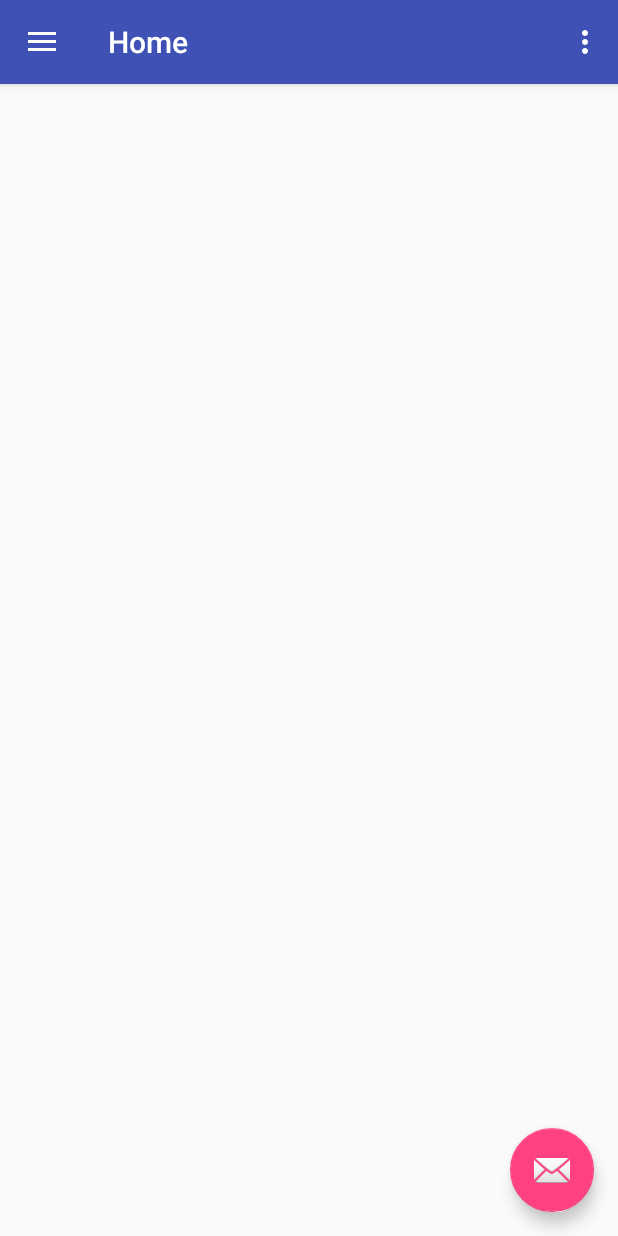
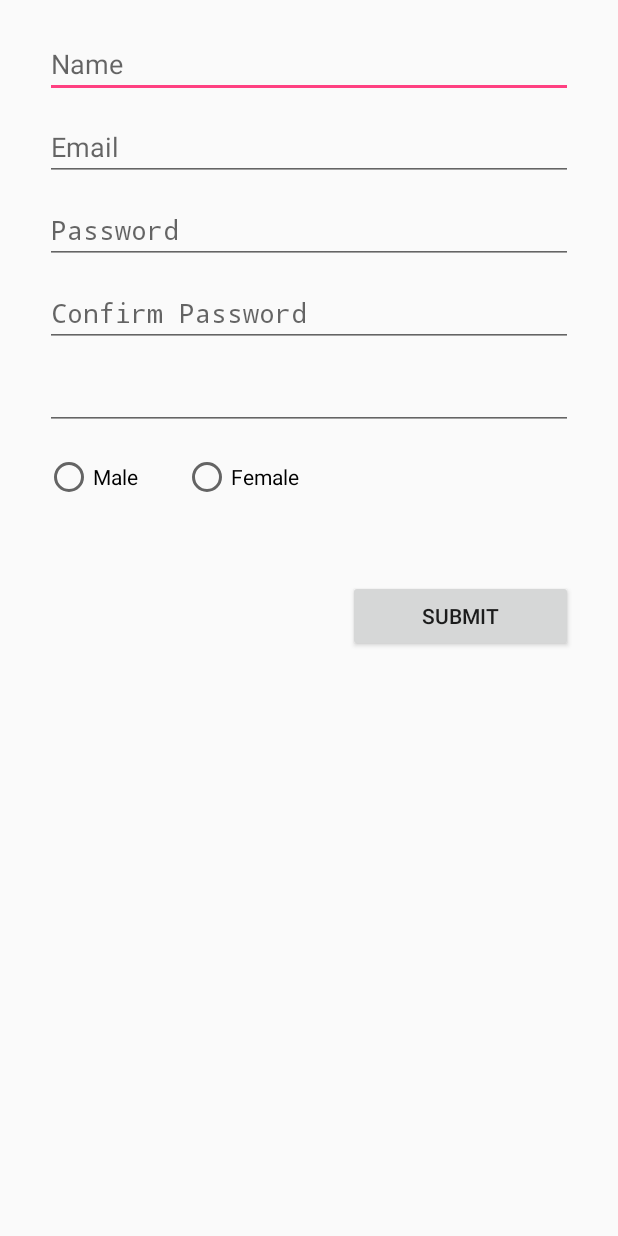
Before and after one commit to duseche3/SportsSocialApp, an Android app: the screen it shows after launch (MainActivity before the commit, UserRegistration after it), on a phone screen of 412 x 824 dp. Run offline under Robolectric (Android 15) with nearby library versions, the phone set to English and light mode, and no system bars.

Commit message:
Changed user registration from fragment to activity and added hints to the text fields

```diff
--- a/app/src/main/AndroidManifest.xml
+++ b/app/src/main/AndroidManifest.xml
@@ -22,6 +22,9 @@
                 <category android:name="android.intent.category.LAUNCHER" />
             </intent-filter>
         </activity>
+        <activity android:name=".UserRegistration">
+
+        </activity>
     </application>
 
 </manifest>
--- a/app/src/main/java/com/example/sportssocialapp/MainActivity.java
+++ b/app/src/main/java/com/example/sportssocialapp/MainActivity.java
@@ -1,5 +1,6 @@
 package com.example.sportssocialapp;
 
+import android.content.Intent;
 import android.os.Bundle;
 import android.support.design.widget.FloatingActionButton;
 import android.support.design.widget.Snackbar;
@@ -40,6 +41,10 @@ public class MainActivity extends AppCompatActivity
 
         NavigationView navigationView = (NavigationView) findViewById(R.id.nav_view);
         navigationView.setNavigationItemSelectedListener(this);
+
+        Intent myIntent = new Intent(this, UserRegistration.class);
+
+        startActivity(myIntent);
     }
 
     @Override
--- a/app/src/main/java/com/example/sportssocialapp/UserRegistration.java
+++ b/app/src/main/java/com/example/sportssocialapp/UserRegistration.java
@@ -1,44 +1,34 @@
 package com.example.sportssocialapp;
 
-import android.content.Context;
-import android.net.Uri;
+import android.app.Activity;
 import android.os.Bundle;
-import android.support.v4.app.Fragment;
-import android.view.LayoutInflater;
+import android.util.Log;
 import android.view.View;
-import android.view.ViewGroup;
+import android.widget.EditText;
 
-public class UserRegistration extends Fragment {
+public class UserRegistration extends Activity {
+
+    EditText dobText;
+
 
     public UserRegistration() {
         // Required empty public constructor
     }
 
-    public static UserRegistration newInstance(String param1, String param2) {
-        UserRegistration fragment = new UserRegistration();
-        //Bundle args = new Bundle();
-
-        //fragment.setArguments(args);
-        return fragment;
-    }
-
     @Override
     public void onCreate(Bundle savedInstanceState) {
         super.onCreate(savedInstanceState);
+        setContentView(R.layout.user_registration);
 
+        dobText = (EditText) findViewById(R.id.userDob);
+        dobText.setOnClickListener(new View.OnClickListener() {
+            @Override
+            public void onClick(View v) {
+                Log.i("Test","Worked");
+            }
+        });
     }
 
-    @Override
-    public View onCreateView(LayoutInflater inflater, ViewGroup container,
-                             Bundle savedInstanceState) {
-        // Inflate the layout for this fragment
-        return inflater.inflate(R.layout.fragment_user_registration, container, false);
-    }
 
-    @Override
-    public void onDetach() {
-        super.onDetach();
-
-    }
 
 }
--- a/app/src/main/res/layout/fragment_user_registration.xml
+++ b/app/src/main/res/layout/user_registration.xml
@@ -10,7 +10,6 @@
         android:layout_width="match_parent"
         android:layout_height="wrap_content"
         android:inputType="textPersonName"
-        android:text="Name"
         android:ems="10"
         android:id="@+id/userName"
         android:layout_alignParentTop="true"
@@ -18,7 +17,8 @@
         android:layout_alignParentStart="true"
         android:layout_marginTop="20dp"
         android:layout_marginLeft="30dp"
-        android:layout_marginRight="30dp" />
+        android:layout_marginRight="30dp"
+        android:hint="Name" />
 
     <EditText
         android:layout_width="match_parent"
@@ -26,13 +26,13 @@
         android:inputType="textEmailAddress"
         android:ems="10"
         android:id="@+id/userEmail"
-        android:text="Email"
         android:layout_below="@+id/userName"
         android:layout_alignParentLeft="true"
         android:layout_alignParentStart="true"
         android:layout_marginLeft="30dp"
         android:layout_marginRight="30dp"
-        android:layout_marginTop="10dp" />
+        android:layout_marginTop="10dp"
+        android:hint="Email" />
 
     <EditText
         android:layout_width="match_parent"
@@ -45,7 +45,8 @@
         android:layout_alignParentStart="true"
         android:layout_marginLeft="30dp"
         android:layout_marginRight="30dp"
-        android:layout_marginTop="10dp" />
+        android:layout_marginTop="10dp"
+        android:hint="Password" />
 
     <EditText
         android:layout_width="match_parent"
@@ -58,7 +59,8 @@
         android:layout_alignParentStart="true"
         android:layout_marginLeft="30dp"
         android:layout_marginTop="10dp"
-        android:layout_marginRight="30dp" />
+        android:layout_marginRight="30dp"
+        android:hint="Confirm Password" />
 
     <EditText
         android:layout_width="match_parent"
```
